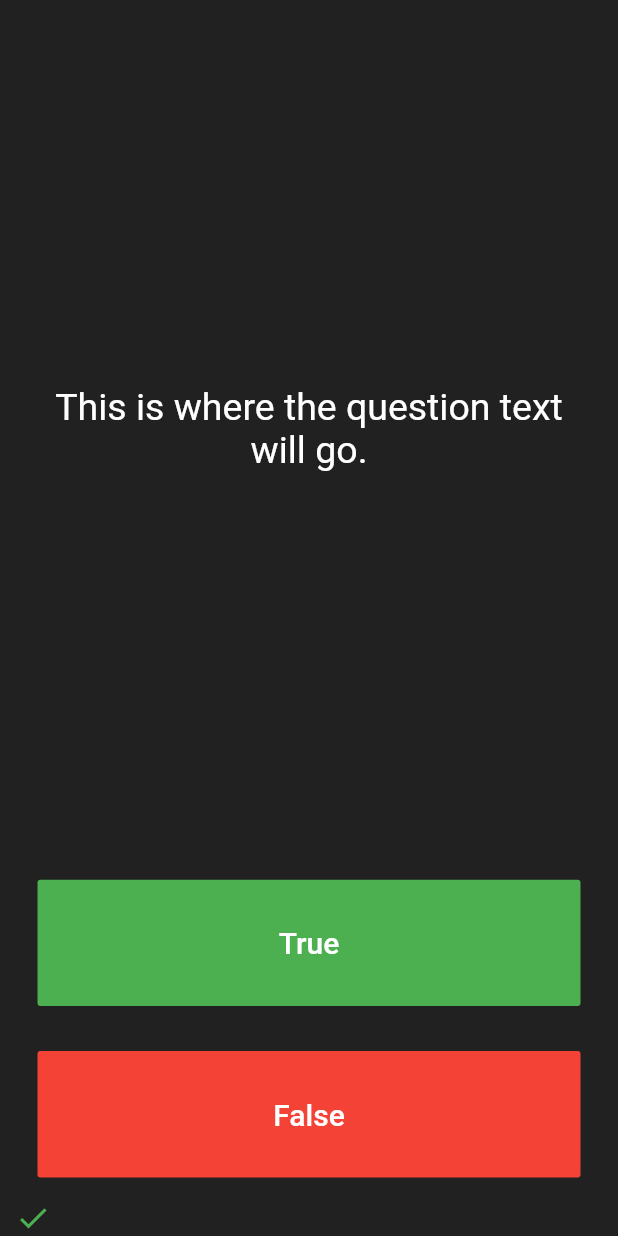
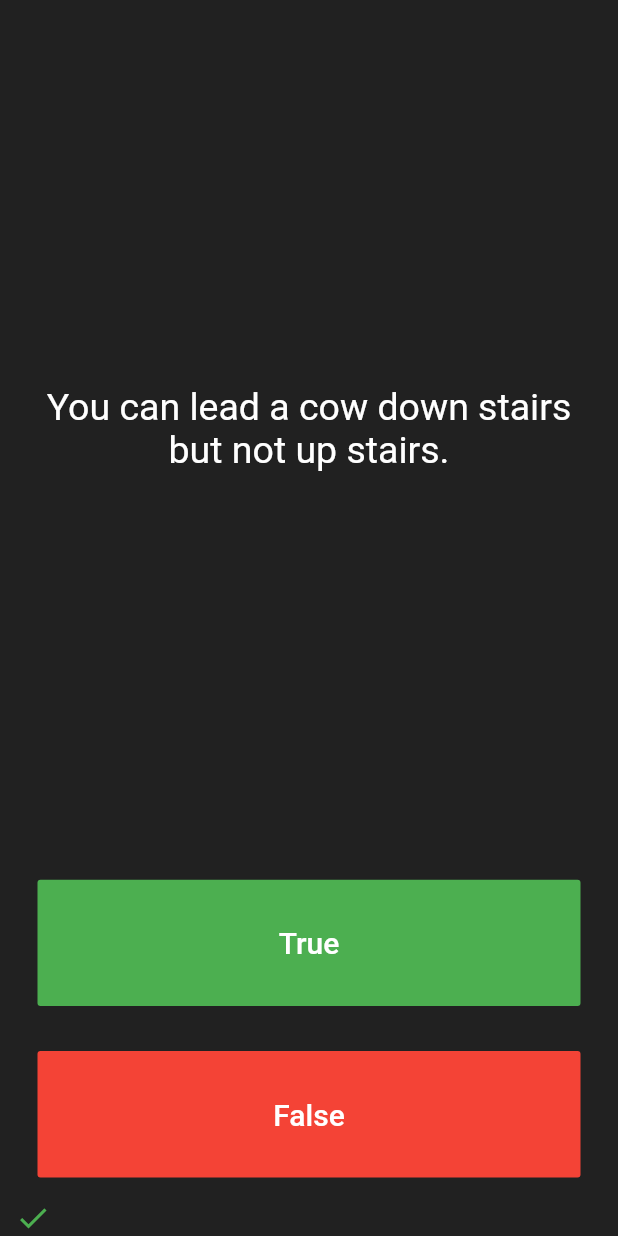
Before and after one commit to Saketh-Parimi/quizzler, a Flutter app: the screen it shows after launch, after a tap on "True", on a phone screen of 412 x 824 dp. Run offline on Flutter 3.47's test engine with Material 2 defaults, Android fonts, the phone set to English and light mode, and no system bars; our stand-ins replace rflutter_alert.

Commit message:
Code for quizzler

```diff
--- a/lib/main.dart
+++ b/lib/main.dart
@@ -1,4 +1,9 @@
 import 'package:flutter/material.dart';
+import 'package:rflutter_alert/rflutter_alert.dart';
+
+import 'quiz_brain.dart';
+
+QuizBrain quizBrain = QuizBrain();
 
 void main() => runApp(Quizzler());
 
@@ -27,19 +32,50 @@ class QuizPage extends StatefulWidget {
 class _QuizPageState extends State<QuizPage> {
   List<Icon> scoreKeeper = [];
 
+  void checkAnswer(bool userPickedAnswer) {
+    bool correctAnswer = quizBrain.getQuestionAnswer();
+
+    setState(() {
+      if (quizBrain.isFinished()) {
+        Alert(
+          context: context,
+          title: 'You have reached the end',
+          desc: 'You have done the last question and with the quiz',
+        ).show();
+        setState(() {
+          quizBrain.reset();
+          scoreKeeper.clear();
+        });
+      } else {
+        if (userPickedAnswer == correctAnswer) {
+          scoreKeeper.add(Icon(
+            Icons.check,
+            color: Colors.green,
+          ));
+        } else {
+          scoreKeeper.add(Icon(
+            Icons.close,
+            color: Colors.red,
+          ));
+        }
+        quizBrain.nextQuestion();
+      }
+    });
+  }
+
   @override
   Widget build(BuildContext context) {
     return Column(
       mainAxisAlignment: MainAxisAlignment.spaceBetween,
       crossAxisAlignment: CrossAxisAlignment.stretch,
-      children: [
+      children: <Widget>[
         Expanded(
           flex: 5,
           child: Padding(
             padding: EdgeInsets.all(10.0),
             child: Center(
               child: Text(
-                'This is where the question text will go.',
+                quizBrain.getQuestionText(),
                 textAlign: TextAlign.center,
                 style: TextStyle(
                   fontSize: 25.0,
@@ -64,14 +100,7 @@ class _QuizPageState extends State<QuizPage> {
               ),
               onPressed: () {
                 //The user picked true.
-                setState(() {
-                  scoreKeeper.add(
-                    Icon(
-                      Icons.check,
-                      color: Colors.green,
-                    ),
-                  );
-                });
+                checkAnswer(true);
               },
             ),
           ),
@@ -90,13 +119,14 @@ class _QuizPageState extends State<QuizPage> {
               ),
               onPressed: () {
                 //The user picked false.
+                checkAnswer(false);
               },
             ),
           ),
         ),
         Row(
           children: scoreKeeper,
-        ),
+        )
       ],
     );
   }
--- /dev/null
+++ b/lib/question.dart
@@ -0,0 +1,9 @@
+class Question {
+  String questionText;
+  bool questionAnswer;
+
+  Question({String q, bool a}) {
+    questionText = q;
+    questionAnswer = a;
+  }
+}
--- /dev/null
+++ b/lib/quiz_brain.dart
@@ -0,0 +1,67 @@
+import 'question.dart';
+
+class QuizBrain {
+  int _questionNumber = 0;
+
+  List<Question> _questionBank = [
+    Question(q: 'Some cats are actually allergic to humans', a: true),
+    Question(q: 'You can lead a cow down stairs but not up stairs.', a: false),
+    Question(
+        q: 'Approximately one quarter of human bones are in the feet.',
+        a: true),
+    Question(q: 'A slug\'s blood is green.', a: true),
+    Question(q: 'Buzz Aldrin\'s mother\'s maiden name was \"Moon\".', a: true),
+    Question(q: 'It is illegal to pee in the Ocean in Portugal.', a: true),
+    Question(
+        q: 'No piece of square dry paper can be folded in half more than 7 times.',
+        a: false),
+    Question(
+        q: 'In London, UK, if you happen to die in the House of Parliament, you are technically entitled to a state funeral, because the building is considered too sacred a place.',
+        a: true),
+    Question(
+        q: 'The loudest sound produced by any animal is 188 decibels. That animal is the African Elephant.',
+        a: false),
+    Question(
+        q: 'The total surface area of two human lungs is approximately 70 square metres.',
+        a: true),
+    Question(q: 'Google was originally called \"Backrub\".', a: true),
+    Question(
+        q: 'Chocolate affects a dog\'s heart and nervous system; a few ounces are enough to kill a small dog.',
+        a: true),
+    Question(
+        q: 'In West Virginia, USA, if you accidentally hit an animal with your car, you are free to take it home to eat.',
+        a: true),
+  ];
+
+  void nextQuestion() {
+    if (_questionNumber < _questionBank.length - 1) {
+      _questionNumber++;
+    }
+  }
+
+  String getQuestionText() {
+    return _questionBank[_questionNumber].questionText;
+  }
+
+  bool getQuestionAnswer() {
+    return _questionBank[_questionNumber].questionAnswer;
+  }
+
+  bool isFinished() {
+    if (_questionNumber == _questionBank.length - 1) {
+      return true;
+    } else {
+      return false;
+    }
+  }
+
+  void reset() {
+    _questionNumber = 0;
+  }
+
+//TODO: Step 3 Part A - Create a method called isFinished() here that checks to see if we have reached the last question. It should return (have an output) true if we've reached the last question and it should return false if we're not there yet.
+
+//TODO: Step 3 Part B - Use a print statement to check that isFinished is returning true when you are indeed at the end of the quiz and when a restart should happen.
+
+//TODO: Step 4 Part B - Create a reset() method here that sets the questionNumber back to 0.
+}
--- a/pubspec.yaml
+++ b/pubspec.yaml
@@ -23,11 +23,8 @@ environment:
 dependencies:
   flutter:
     sdk: flutter
-
-
-  # The following adds the Cupertino Icons font to your application.
-  # Use with the CupertinoIcons class for iOS style icons.
   cupertino_icons: ^1.0.1
+  rflutter_alert:
 
 dev_dependencies:
   flutter_test:
```
Also changed, not shown: pubspec.lock.
